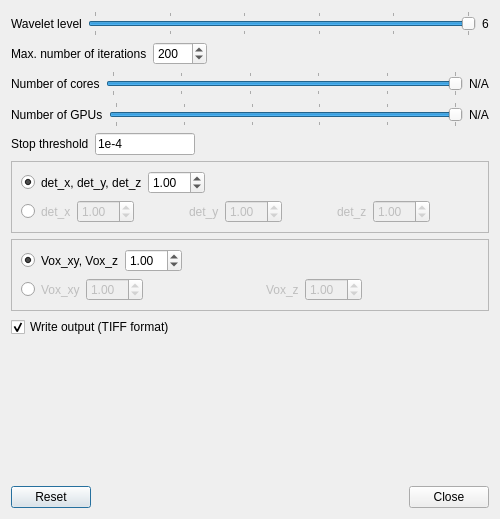
Above: src/ui/advanced_settings.ui from ornlneutronimaging/pyMBIR_UI before the change. Below: the same form after it.
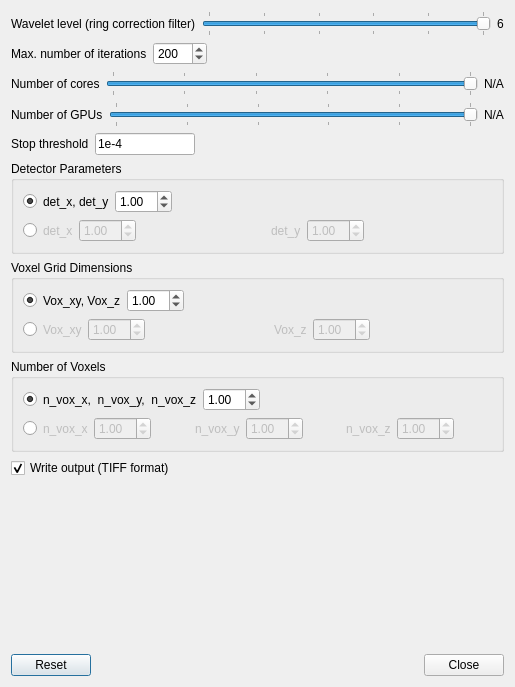
That is the form after the change.

Commit message: Reset of widgets. this refs #13

Diff of the .ui file:
```diff
--- a/src/ui/advanced_settings.ui
+++ b/src/ui/advanced_settings.ui
@@ -9,20 +9,20 @@
    <rect>
     <x>0</x>
     <y>0</y>
-    <width>500</width>
-    <height>519</height>
+    <width>515</width>
+    <height>687</height>
    </rect>
   </property>
   <property name="minimumSize">
    <size>
     <width>500</width>
-    <height>300</height>
+    <height>500</height>
    </size>
   </property>
   <property name="maximumSize">
    <size>
-    <width>500</width>
-    <height>519</height>
+    <width>515</width>
+    <height>700</height>
    </size>
   </property>
   <property name="windowTitle">
@@ -37,7 +37,7 @@
      <item>
       <widget class="QLabel" name="label">
        <property name="text">
-        <string>Wavelet level</string>
+        <string>Wavelet level (ring correction filter)</string>
        </property>
       </widget>
      </item>
@@ -233,14 +233,11 @@
     </layout>
    </item>
    <item>
-    <widget class="QFrame" name="frame">
-     <property name="frameShape">
-      <enum>QFrame::StyledPanel</enum>
+    <widget class="QGroupBox" name="groupBox">
+     <property name="title">
+      <string>Detector Parameters</string>
      </property>
-     <property name="frameShadow">
-      <enum>QFrame::Raised</enum>
-     </property>
-     <layout class="QVBoxLayout" name="verticalLayout">
+     <layout class="QVBoxLayout" name="verticalLayout_4">
       <item>
        <layout class="QHBoxLayout" name="horizontalLayout_2">
         <item>
@@ -256,7 +253,7 @@
         <item>
          <widget class="QLabel" name="det_x_y_z_label">
           <property name="text">
-           <string>det_x, det_y, det_z</string>
+           <string>det_x, det_y</string>
           </property>
          </widget>
         </item>
@@ -353,42 +350,6 @@
           </property>
          </widget>
         </item>
-        <item>
-         <spacer name="horizontalSpacer">
-          <property name="orientation">
-           <enum>Qt::Horizontal</enum>
-          </property>
-          <property name="sizeHint" stdset="0">
-           <size>
-            <width>40</width>
-            <height>20</height>
-           </size>
-          </property>
-         </spacer>
-        </item>
-        <item>
-         <widget class="QLabel" name="det_z_label">
-          <property name="enabled">
-           <bool>false</bool>
-          </property>
-          <property name="text">
-           <string>det_z</string>
-          </property>
-         </widget>
-        </item>
-        <item>
-         <widget class="QDoubleSpinBox" name="det_z_doubleSpinBox">
-          <property name="enabled">
-           <bool>false</bool>
-          </property>
-          <property name="minimum">
-           <double>0.000000000000000</double>
-          </property>
-          <property name="value">
-           <double>1.000000000000000</double>
-          </property>
-         </widget>
-        </item>
         <item>
          <spacer name="horizontalSpacer_14">
           <property name="orientation">
@@ -408,14 +369,11 @@
     </widget>
    </item>
    <item>
-    <widget class="QFrame" name="frame_2">
-     <property name="frameShape">
-      <enum>QFrame::StyledPanel</enum>
+    <widget class="QGroupBox" name="groupBox_2">
+     <property name="title">
+      <string>Voxel Grid Dimensions</string>
      </property>
-     <property name="frameShadow">
-      <enum>QFrame::Raised</enum>
-     </property>
-     <layout class="QVBoxLayout" name="verticalLayout_2">
+     <layout class="QVBoxLayout" name="verticalLayout">
       <item>
        <layout class="QHBoxLayout" name="horizontalLayout_3">
         <item>
@@ -546,6 +504,178 @@
      </layout>
     </widget>
    </item>
+   <item>
+    <widget class="QGroupBox" name="groupBox_3">
+     <property name="title">
+      <string>Number of Voxels</string>
+     </property>
+     <layout class="QVBoxLayout" name="verticalLayout_2">
+      <item>
+       <layout class="QHBoxLayout" name="horizontalLayout_12">
+        <item>
+         <widget class="QRadioButton" name="n_vox_x_y_z_radioButton">
+          <property name="text">
+           <string/>
+          </property>
+          <property name="checked">
+           <bool>true</bool>
+          </property>
+         </widget>
+        </item>
+        <item>
+         <widget class="QLabel" name="n_vox_x_n_vox_y_n_vox_z_label">
+          <property name="text">
+           <string>n_vox_x,  n_vox_y,  n_vox_z</string>
+          </property>
+         </widget>
+        </item>
+        <item>
+         <widget class="QDoubleSpinBox" name="n_vox_x_n_vox_y_n_vox_z_doubleSpinBox">
+          <property name="minimum">
+           <double>0.000000000000000</double>
+          </property>
+          <property name="value">
+           <double>1.000000000000000</double>
+          </property>
+         </widget>
+        </item>
+        <item>
+         <spacer name="horizontalSpacer_7">
+          <property name="orientation">
+           <enum>Qt::Horizontal</enum>
+          </property>
+          <property name="sizeHint" stdset="0">
+           <size>
+            <width>40</width>
+            <height>20</height>
+           </size>
+          </property>
+         </spacer>
+        </item>
+       </layout>
+      </item>
+      <item>
+       <layout class="QHBoxLayout" name="horizontalLayout_13">
+        <item>
+         <widget class="QRadioButton" name="n_vox_x_n_vox_y_n_vox_z_radioButton">
+          <property name="text">
+           <string/>
+          </property>
+         </widget>
+        </item>
+        <item>
+         <widget class="QLabel" name="n_vox_x_label">
+          <property name="enabled">
+           <bool>false</bool>
+          </property>
+          <property name="text">
+           <string>n_vox_x</string>
+          </property>
+         </widget>
+        </item>
+        <item>
+         <widget class="QDoubleSpinBox" name="n_vox_x_doubleSpinBox">
+          <property name="enabled">
+           <bool>false</bool>
+          </property>
+          <property name="minimum">
+           <double>0.000000000000000</double>
+          </property>
+          <property name="value">
+           <double>1.000000000000000</double>
+          </property>
+         </widget>
+        </item>
+        <item>
+         <spacer name="horizontalSpacer_9">
+          <property name="orientation">
+           <enum>Qt::Horizontal</enum>
+          </property>
+          <property name="sizeHint" stdset="0">
+           <size>
+            <width>40</width>
+            <height>20</height>
+           </size>
+          </property>
+         </spacer>
+        </item>
+        <item>
+         <widget class="QLabel" name="n_vox_y_label">
+          <property name="enabled">
+           <bool>false</bool>
+          </property>
+          <property name="text">
+           <string>n_vox_y</string>
+          </property>
+         </widget>
+        </item>
+        <item>
+         <widget class="QDoubleSpinBox" name="n_vox_y_doubleSpinBox">
+          <property name="enabled">
+           <bool>false</bool>
+          </property>
+          <property name="minimum">
+           <double>0.000000000000000</double>
+          </property>
+          <property name="value">
+           <double>1.000000000000000</double>
+          </property>
+         </widget>
+        </item>
+        <item>
+         <spacer name="horizontalSpacer_10">
+          <property name="orientation">
+           <enum>Qt::Horizontal</enum>
+          </property>
+          <property name="sizeHint" stdset="0">
+           <size>
+            <width>40</width>
+            <height>20</height>
+           </size>
+          </property>
+         </spacer>
+        </item>
+        <item>
+         <widget class="QLabel" name="n_vox_z_label">
+          <property name="enabled">
+           <bool>false</bool>
+          </property>
+          <property name="text">
+           <string>n_vox_z</string>
+          </property>
+         </widget>
+        </item>
+        <item>
+         <widget class="QDoubleSpinBox" name="n_vox_z_doubleSpinBox">
+          <property name="enabled">
+           <bool>false</bool>
+          </property>
+          <property name="minimum">
+           <double>0.000000000000000</double>
+          </property>
+          <property name="value">
+           <double>1.000000000000000</double>
+          </property>
+         </widget>
+        </item>
+        <item>
+         <spacer name="horizontalSpacer">
+          <property name="orientation">
+           <enum>Qt::Horizontal</enum>
+          </property>
+          <property name="sizeHint" stdset="0">
+           <size>
+            <width>40</width>
+            <height>20</height>
+           </size>
+          </property>
+         </spacer>
+        </item>
+       </layout>
+      </item>
+     </layout>
+    </widget>
+   </item>
    <item>
     <layout class="QHBoxLayout" name="horizontalLayout_10">
      <item>
@@ -581,7 +711,7 @@
      <property name="sizeHint" stdset="0">
       <size>
        <width>20</width>
-       <height>1</height>
+       <height>32</height>
       </size>
      </property>
     </spacer>
```
Left out of the diff: 79 changed lines with no effect on the pictures. The commit also changes 3 other files.
